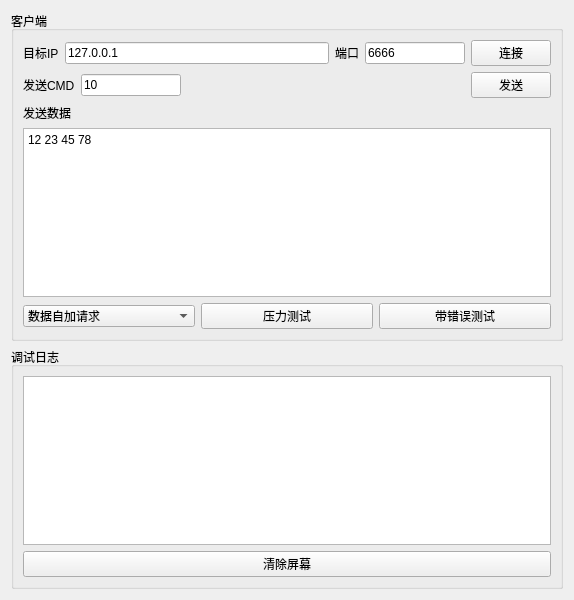
Qt form demo/qt/demomain.ui (kidtic/eIODP-2.0) before a commit.
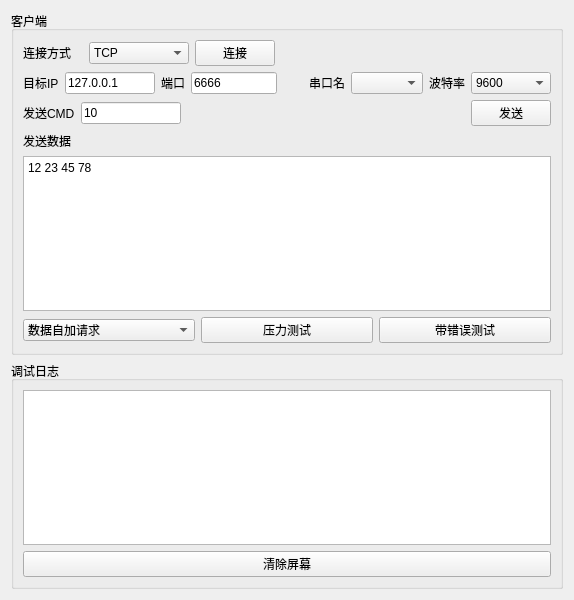
The same form after that commit.

Commit message: 1.完成串口压力测试。确认核心代码没问题。 2.完成linux串口的服务器端 3.修改工程格式

Diff of the .ui file:
```diff
--- a/demo/qt/demomain.ui
+++ b/demo/qt/demomain.ui
@@ -29,7 +29,70 @@
       <item>
        <layout class="QHBoxLayout" name="horizontalLayout_2">
         <item>
-         <widget class="QLabel" name="label">
+         <widget class="QLabel" name="label_5">
+          <property name="minimumSize">
+           <size>
+            <width>60</width>
+            <height>0</height>
+           </size>
+          </property>
+          <property name="text">
+           <string>连接方式</string>
+          </property>
+         </widget>
+        </item>
+        <item>
+         <widget class="QComboBox" name="cb_connType">
+          <property name="minimumSize">
+           <size>
+            <width>100</width>
+            <height>0</height>
+           </size>
+          </property>
+          <item>
+           <property name="text">
+            <string>TCP</string>
+           </property>
+          </item>
+          <item>
+           <property name="text">
+            <string>Serial</string>
+           </property>
+          </item>
+         </widget>
+        </item>
+        <item>
+         <widget class="QPushButton" name="btn_conn">
+          <property name="minimumSize">
+           <size>
+            <width>70</width>
+            <height>0</height>
+           </size>
+          </property>
+          <property name="text">
+           <string>连接</string>
+          </property>
+         </widget>
+        </item>
+        <item>
+         <spacer name="horizontalSpacer_2">
+          <property name="orientation">
+           <enum>Qt::Horizontal</enum>
+          </property>
+          <property name="sizeHint" stdset="0">
+           <size>
+            <width>40</width>
+            <height>20</height>
+           </size>
+          </property>
+         </spacer>
+        </item>
+       </layout>
+      </item>
+      <item>
+       <layout class="QHBoxLayout" name="horizontalLayout_5">
+        <item>
+         <widget class="QLabel" name="label_ip">
           <property name="text">
            <string>目标IP</string>
           </property>
@@ -39,17 +102,23 @@
          <widget class="QLineEdit" name="le_ip">
           <property name="minimumSize">
            <size>
-            <width>150</width>
+            <width>90</width>
             <height>0</height>
            </size>
           </property>
+          <property name="maximumSize">
+           <size>
+            <width>100</width>
+            <height>16777215</height>
+           </size>
+          </property>
           <property name="text">
            <string>127.0.0.1</string>
           </property>
          </widget>
         </item>
         <item>
-         <widget class="QLabel" name="label_2">
+         <widget class="QLabel" name="label_port">
           <property name="text">
            <string>端口</string>
           </property>
@@ -59,7 +128,7 @@
          <widget class="QLineEdit" name="le_port">
           <property name="minimumSize">
            <size>
-            <width>50</width>
+            <width>40</width>
             <height>0</height>
            </size>
           </property>
@@ -75,12 +144,97 @@
          </widget>
         </item>
         <item>
-         <widget class="QPushButton" name="btn_conn">
+         <spacer name="horizontalSpacer_3">
+          <property name="orientation">
+           <enum>Qt::Horizontal</enum>
+          </property>
+          <property name="sizeHint" stdset="0">
+           <size>
+            <width>40</width>
+            <height>20</height>
+           </size>
+          </property>
+         </spacer>
+        </item>
+        <item>
+         <widget class="QLabel" name="label_serialName">
+          <property name="minimumSize">
+           <size>
+            <width>0</width>
+            <height>0</height>
+           </size>
+          </property>
+          <property name="maximumSize">
+           <size>
+            <width>60</width>
+            <height>16777215</height>
+           </size>
+          </property>
           <property name="text">
-           <string>连接</string>
+           <string>串口名</string>
           </property>
          </widget>
         </item>
+        <item>
+         <widget class="QComboBox" name="cb_serialName"/>
+        </item>
+        <item>
+         <widget class="QLabel" name="label_baud">
+          <property name="text">
+           <string>波特率</string>
+          </property>
+         </widget>
+        </item>
+        <item>
+         <widget class="QComboBox" name="cb_baudrate">
+          <property name="minimumSize">
+           <size>
+            <width>80</width>
+            <height>0</height>
+           </size>
+          </property>
+          <item>
+           <property name="text">
+            <string>9600</string>
+           </property>
+          </item>
+          <item>
+           <property name="text">
+            <string>19200</string>
+           </property>
+          </item>
+          <item>
+           <property name="text">
+            <string>38400</string>
+           </property>
+          </item>
+          <item>
+           <property name="text">
+            <string>76800</string>
+           </property>
+          </item>
+          <item>
+           <property name="text">
+            <string>115200</string>
+           </property>
+          </item>
+          <item>
+           <property name="text">
+            <string>230400</string>
+           </property>
+          </item>
+          <item>
+           <property name="text">
+            <string>460800</string>
+           </property>
+          </item>
+          <item>
+           <property name="text">
+            <string>921600</string>
+           </property>
+          </item>
+         </widget>
+        </item>
        </layout>
       </item>
       <item>
@@ -146,10 +300,13 @@
          <widget class="QTextEdit" name="te_sdata">
           <property name="html">
            <string>&lt;!DOCTYPE HTML PUBLIC &quot;-//W3C//DTD HTML 4.0//EN&quot; &quot;http://www.w3.org/TR/REC-html40/strict.dtd&quot;&gt;
-&lt;html&gt;&lt;head&gt;&lt;meta name=&quot;qrichtext&quot; content=&quot;1&quot; /&gt;&lt;style type=&quot;text/css&quot;&gt;
+&lt;html&gt;&lt;head&gt;&lt;meta name=&quot;qrichtext&quot; content=&quot;1&quot; /&gt;&lt;meta charset=&quot;utf-8&quot; /&gt;&lt;style type=&quot;text/css&quot;&gt;
 p, li { white-space: pre-wrap; }
-&lt;/style&gt;&lt;/head&gt;&lt;body style=&quot; font-family:'SimSun'; font-size:9pt; font-weight:400; font-style:normal;&quot;&gt;
-&lt;p style=&quot; margin-top:0px; margin-bottom:0px; margin-left:0px; margin-right:0px; -qt-block-indent:0; text-indent:0px;&quot;&gt;12 23 45 78&lt;/p&gt;&lt;/body&gt;&lt;/html&gt;</string>
+hr { height: 1px; border-width: 0; }
+li.unchecked::marker { content: &quot;\2610&quot;; }
+li.checked::marker { content: &quot;\2612&quot;; }
+&lt;/style&gt;&lt;/head&gt;&lt;body style=&quot; font-family:'Microsoft YaHei UI'; font-size:9pt; font-weight:400; font-style:normal;&quot;&gt;
+&lt;p style=&quot; margin-top:0px; margin-bottom:0px; margin-left:0px; margin-right:0px; -qt-block-indent:0; text-indent:0px;&quot;&gt;&lt;span style=&quot; font-family:'SimSun';&quot;&gt;12 23 45 78&lt;/span&gt;&lt;/p&gt;&lt;/body&gt;&lt;/html&gt;</string>
           </property>
          </widget>
         </item>
```
The commit also changes 28 other files.
